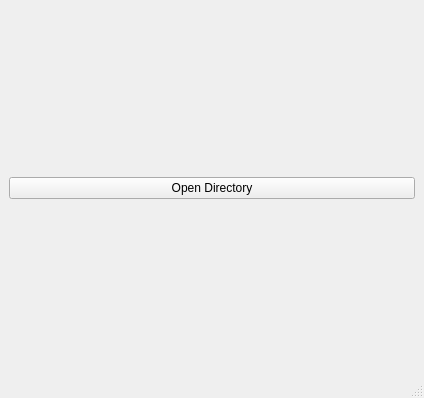
This is mainwindow.ui in aantonovdevelop/chemical-data-parser as Qt 5 draws it before an edit. The edited form follows.
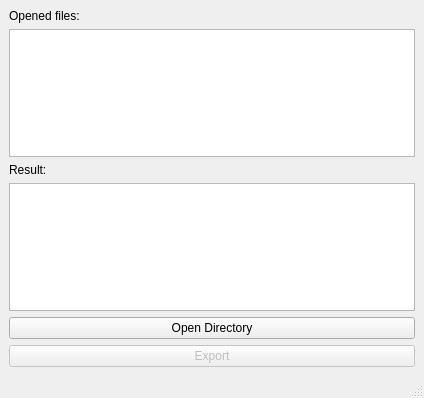
This is the edited form.

Commit message: Add user interface and export

Patch:
```diff
--- a/mainwindow.ui
+++ b/mainwindow.ui
@@ -17,6 +17,26 @@
    <layout class="QVBoxLayout" name="verticalLayout_2">
     <item>
      <layout class="QVBoxLayout" name="verticalLayout">
+      <item>
+       <widget class="QLabel" name="label_2">
+        <property name="text">
+         <string>Opened files:</string>
+        </property>
+       </widget>
+      </item>
+      <item>
+       <widget class="QListWidget" name="lstFiles"/>
+      </item>
+      <item>
+       <widget class="QLabel" name="label">
+        <property name="text">
+         <string>Result:</string>
+        </property>
+       </widget>
+      </item>
+      <item>
+       <widget class="QTextEdit" name="txtResult"/>
+      </item>
       <item>
        <widget class="QPushButton" name="btnOpenDirectory">
         <property name="text">
@@ -24,6 +44,16 @@
         </property>
        </widget>
       </item>
+      <item>
+       <widget class="QPushButton" name="btnExport">
+        <property name="enabled">
+         <bool>false</bool>
+        </property>
+        <property name="text">
+         <string>Export</string>
+        </property>
+       </widget>
+      </item>
      </layout>
     </item>
    </layout>
```
The commit also changes 2 other files.
